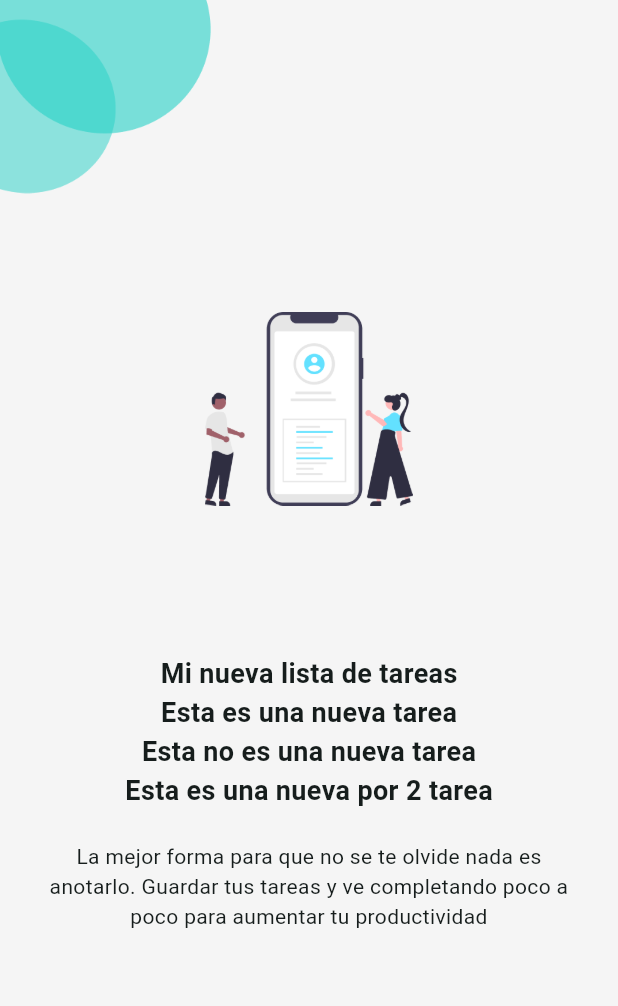
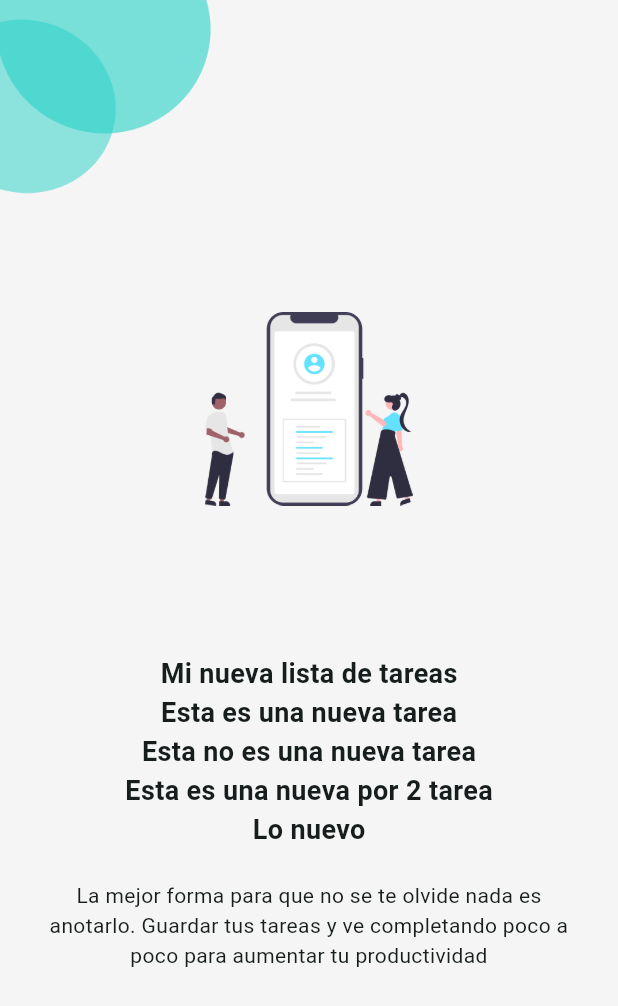
Before and after one commit to LuisFXZ/Lista_De_Tareas, a Flutter app: the screen it shows after launch, on a phone screen of 412 x 824 dp. Shown: the top 1006 px of the screen. Run offline on Flutter 3.47's test engine with Material 2 defaults, Android fonts, the phone set to English and light mode, and no system bars.

Commit message:
h1/Luis commit

```diff
--- a/lib/app/view/splash/splash_page.dart
+++ b/lib/app/view/splash/splash_page.dart
@@ -25,6 +25,7 @@ class SplashPage extends StatelessWidget {
           const H1('Esta es una nueva tarea'),
           const H1('Esta no es una nueva tarea'),
           const H1('Esta es una nueva por 2 tarea'),
+          const H1('Lo nuevo'),
           const SizedBox(height: 21),
           GestureDetector(
             onTap: () {
```
